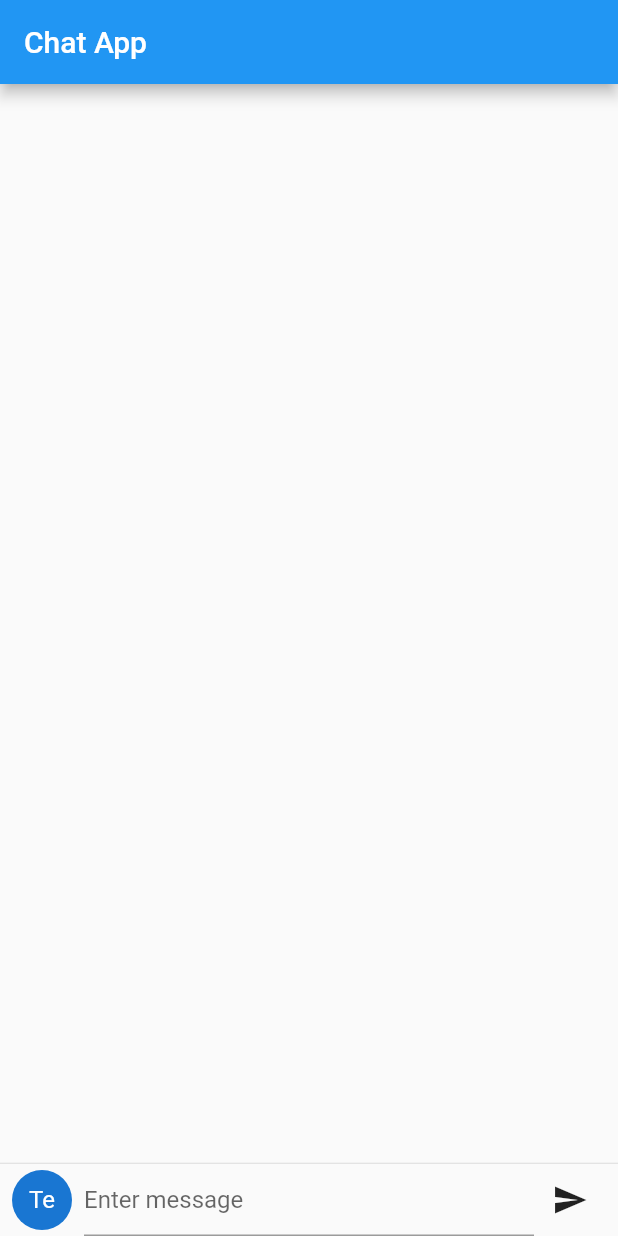
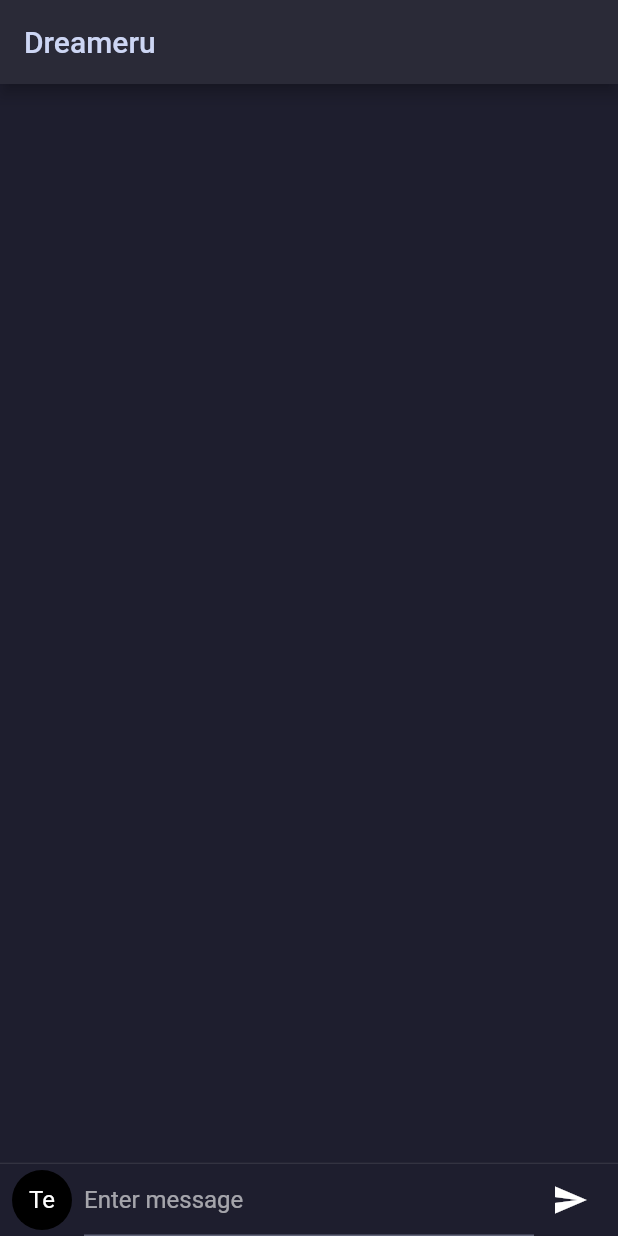
Before and after one commit to BenignPhantasm/dreameru_flutter, a Flutter app: the screen it shows after launch, on a phone screen of 412 x 824 dp. Run offline on Flutter 3.47's test engine with Material 2 defaults, Android fonts, the light colour scheme and no system bars.

Commit message:
Playing with colours now

```diff
--- a/lib/main.dart
+++ b/lib/main.dart
@@ -1,9 +1,57 @@
 import 'package:flutter/material.dart';
 import 'package:flutter/services.dart';
+import 'message_input_field.dart';
 
 void main() {
   runApp(const MyChatApp());
 }
+
+ColorScheme myAppColorScheme = const ColorScheme(
+  // Dark theme base colors
+  brightness: Brightness.dark,
+  background: Color(0xFF1E1E2E),  // Dark background for screens
+  surface: Color(0xFF2A2A37),     // Slightly lighter background for elements like Card
+
+  // Primary color used for AppBar, FloatingActionButtons, and more
+  primary: Color(0xFFC8BAF7),      // Pastel purple as the main accent color
+  onPrimary: Color(0xFFCDD6F4),    // Text color on top of primary color
+
+  // Secondary color for widgets like FloatingActionButton, Switch, etc.
+  secondary: Color(0xFF89DCEB),    // Pastel sky blue as secondary color
+  onSecondary: Color(0xFF1E1E2E),  // Dark color for text/icons on top of secondary color
+
+  // Error color for use in input validation and other 'error' scenarios
+  error: Color(0xFFF28B82),        // Soft pastel red for errors
+  onError: Color(0xFF1E1E2E),      // Dark color for text/icons on top of error color
+
+  // Additional colors for different parts of your UI
+  // secondaryVariant: Color(0xFF94E2D5), // Pastel mint for secondary variant
+  // primaryVariant: Color(0xFFC8BAF7),   // Lighter pastel purple for primary variant
+
+  // Background/text contrast
+  onBackground: Color(0xFFCDD6F4),    // Text color on top of background
+  onSurface: Color(0xFFCDD6F4),       // Text color on surfaces
+
+  // Additional accent colors
+  tertiary: Color(0xFFF5C2E7),        // Pastel pink for tertiary color
+  tertiaryContainer: Color(0xFFFAE3B0), // Pastel yellow for tertiary containers
+
+  // Typically, you might want to have a slightly off-white shade
+  onTertiary: Color(0xFF1E1E2E),     // Dark color for text/icons on top of tertiary color
+
+  // Success and warning colors (not directly part of ColorScheme, but good to define)
+  // Success: const Color(0xFFA6E3A1),     // Pastel green for success indicators
+  // Warning: const Color(0xFFFFB374),     // Pastel orange for warnings
+);
+
+ThemeData darkTheme = ThemeData(
+  colorScheme: myAppColorScheme,
+  scaffoldBackgroundColor: const Color(0xFF1E1E2E),  // Dark background for screens
+  textTheme: const TextTheme(
+    bodyLarge: TextStyle(color: Color(0xFFCDD6F4)),
+    bodyMedium:  TextStyle(color: Color(0xFFCDD6F4)),
+  ),
+);
 
 class MyChatApp extends StatelessWidget {
   const MyChatApp({super.key});
@@ -11,6 +59,7 @@ class MyChatApp extends StatelessWidget {
   @override
   Widget build(BuildContext context) {
     return MaterialApp(
+      theme: darkTheme,
       home: ChatScreen(key: GlobalKey()),
     );
   }
@@ -37,30 +86,10 @@ class ChatScreenState extends State<ChatScreen> {
     }
   }
 
-  bool _isShiftPressed(RawKeyEvent event) {
-    return event.isShiftPressed;
-  }
-
-  void _handleKeyEvent(RawKeyEvent event) {
-    if (event is RawKeyDownEvent) {
-      if (event.logicalKey == LogicalKeyboardKey.enter) {
-        if (!_isShiftPressed(event)) {
-          _handleSubmitted(_textController.text);
-        }
-      }
-    }
-  }
-
-  void _removeExtraNewLine(String value) {
-    if(re.hasMatch(value)){
-      _textController.clear();
-    }
-  }
-
   @override
   Widget build(BuildContext context) {
     return Scaffold(
-      appBar: AppBar(title: const Text("Chat App")),
+      appBar: AppBar(title: const Text("Dreameru")),
       body: Column(
         children: [
           Expanded(
@@ -74,32 +103,11 @@ class ChatScreenState extends State<ChatScreen> {
             ),
           ),
           const Divider(height: 1.0),
-          Padding(
-            padding: const EdgeInsets.symmetric(horizontal: 8.0),
-            child: Row(
-              children: [
-                const CircleAvatar(child: Text("Te")),
-                const SizedBox(width: 8),
-                Expanded(
-                  child: RawKeyboardListener(
-                    focusNode: _focusNode,
-                    onKey: _handleKeyEvent,
-                    child: TextField(
-                      controller: _textController,
-                      decoration: const InputDecoration(hintText: "Enter message"),
-                      onSubmitted: (value) => _handleSubmitted(value),
-                      maxLines: null,
-                      onChanged: _removeExtraNewLine,
-                    ),
-                  )
-                ),
-                IconButton(
-                  icon: const Icon(Icons.send),
-                  onPressed: () => _handleSubmitted(_textController.text),
-                ),
-              ],
-            ),
-          ),
+          MessageInputField(
+            onSubmitted: _handleSubmitted,
+            controller: _textController,
+            focusNode: _focusNode
+          )
         ],
       ),
     );
--- /dev/null
+++ b/lib/message_input_field.dart
@@ -0,0 +1,67 @@
+import 'package:flutter/material.dart';
+import 'package:flutter/services.dart';
+
+class MessageInputField extends StatefulWidget {
+  final Function(String) onSubmitted;
+  final TextEditingController controller;
+  final FocusNode focusNode;
+
+  const MessageInputField({
+    Key? key,
+    required this.onSubmitted,
+    required this.controller,
+    required this.focusNode,
+  }) : super(key: key);
+
+  @override
+  State createState() => _MessageInputFieldState();
+}
+
+class _MessageInputFieldState extends State<MessageInputField> {
+  void _handleKeyEvent(RawKeyEvent event) {
+    if (event is RawKeyDownEvent) {
+      if (event.logicalKey == LogicalKeyboardKey.enter) {
+        if (!event.isShiftPressed) {
+          widget.onSubmitted(widget.controller.text);
+        }
+      }
+    }
+  }
+
+  void _removeExtraNewLine(String value) {
+    var re = RegExp(r"\s*\n\s*");
+    if (re.hasMatch(value)) {
+      widget.controller.clear();
+    }
+  }
+
+  @override
+  Widget build(BuildContext context) {
+    return Padding(
+      padding: const EdgeInsets.symmetric(horizontal: 8.0),
+      child: Row(
+        children: [
+          const CircleAvatar(child: Text("Te")),
+          const SizedBox(width: 8),
+          Expanded(
+            child: RawKeyboardListener(
+              focusNode: widget.focusNode,
+              onKey: _handleKeyEvent,
+              child: TextField(
+                controller: widget.controller,
+                decoration: const InputDecoration(hintText: "Enter message"),
+                onSubmitted: (value) => widget.onSubmitted(value),
+                maxLines: null,
+                onChanged: _removeExtraNewLine,
+              ),
+            ),
+          ),
+          IconButton(
+            icon: const Icon(Icons.send),
+            onPressed: () => widget.onSubmitted(widget.controller.text),
+          ),
+        ],
+      ),
+    );
+  }
+}
```
